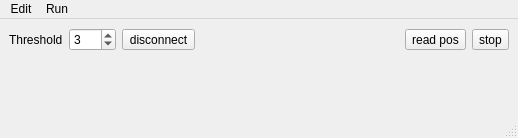
This is src/motioncontrol/controller.ui in kmnhan/1KARPES_DAQ as Qt 5 draws it before an edit. The edited form follows.
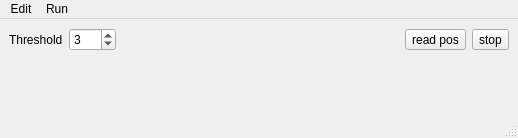
This is the edited form. Custom widgets are drawn as their Qt base class.

The edit to the form file:
```diff
--- a/src/motioncontrol/controller.ui
+++ b/src/motioncontrol/controller.ui
@@ -37,13 +37,6 @@
         </property>
        </widget>
       </item>
-      <item>
-       <widget class="QToolButton" name="disconnect_btn">
-        <property name="text">
-         <string>disconnect</string>
-        </property>
-       </widget>
-      </item>
       <item>
        <spacer name="horizontalSpacer">
         <property name="orientation">
```
Left out of the diff: 6 changed lines with no effect on the pictures.
